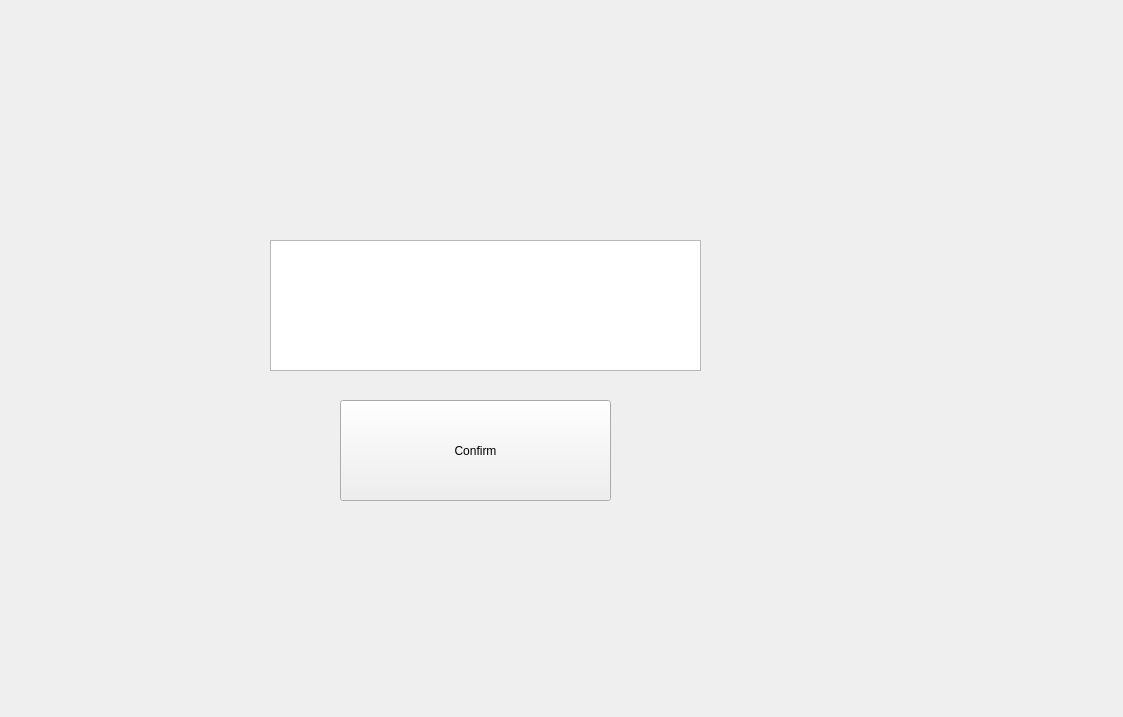
Above: Maintendance/markattendancescreen.ui from markhan101/Maintendance before the change. Below: the same form after it.
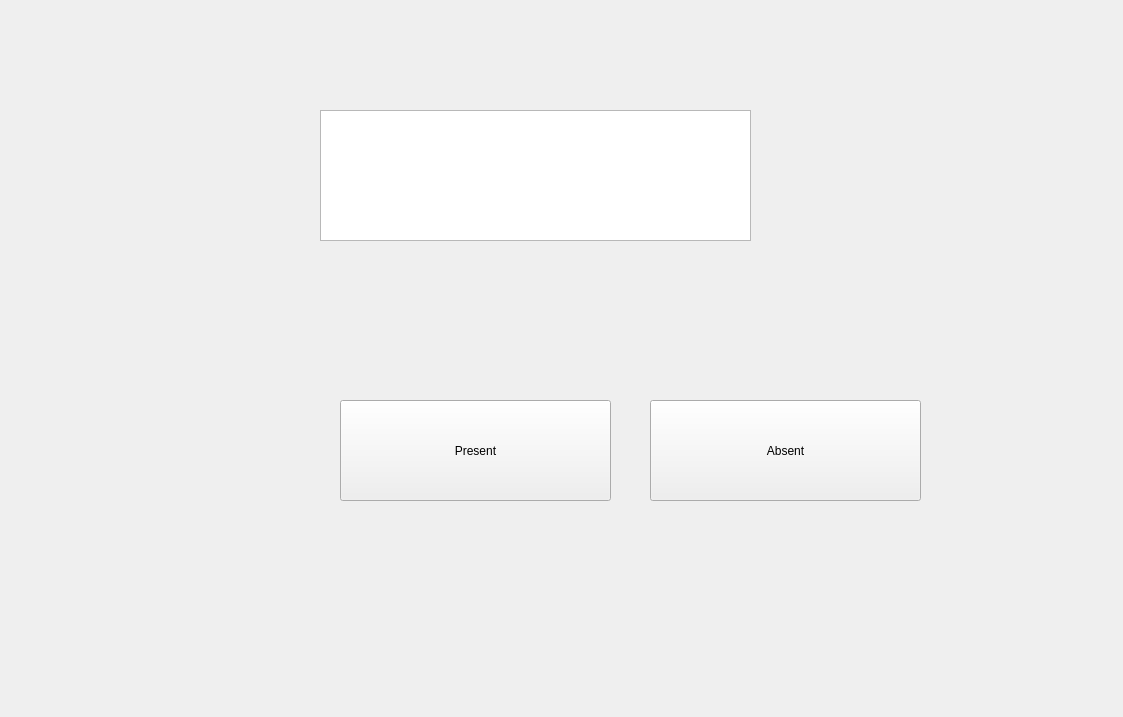
That is the form after the change.

Commit message: Everything working from side plus mark and view attendance done works on my machine

The edit to the form file:
```diff
--- a/Maintendance/markattendancescreen.ui
+++ b/Maintendance/markattendancescreen.ui
@@ -23,19 +23,32 @@
     </rect>
    </property>
    <property name="text">
-    <string>Confirm</string>
+    <string>Present</string>
    </property>
   </widget>
   <widget class="QTextEdit" name="attendanceIDTextBox">
    <property name="geometry">
     <rect>
-     <x>270</x>
-     <y>240</y>
+     <x>320</x>
+     <y>110</y>
      <width>431</width>
      <height>131</height>
     </rect>
    </property>
   </widget>
+  <widget class="QPushButton" name="MarkAbsent">
+   <property name="geometry">
+    <rect>
+     <x>650</x>
+     <y>400</y>
+     <width>271</width>
+     <height>101</height>
+    </rect>
+   </property>
+   <property name="text">
+    <string>Absent</string>
+   </property>
+  </widget>
  </widget>
  <resources/>
  <connections/>
```
The commit also changes 24 other files.
